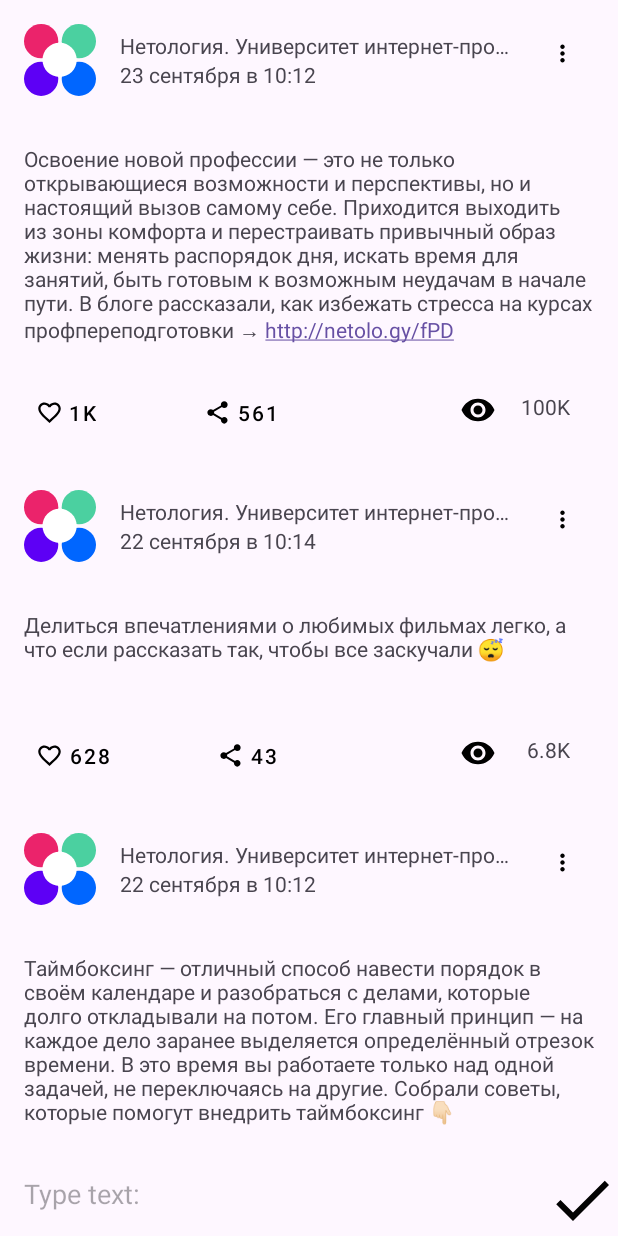
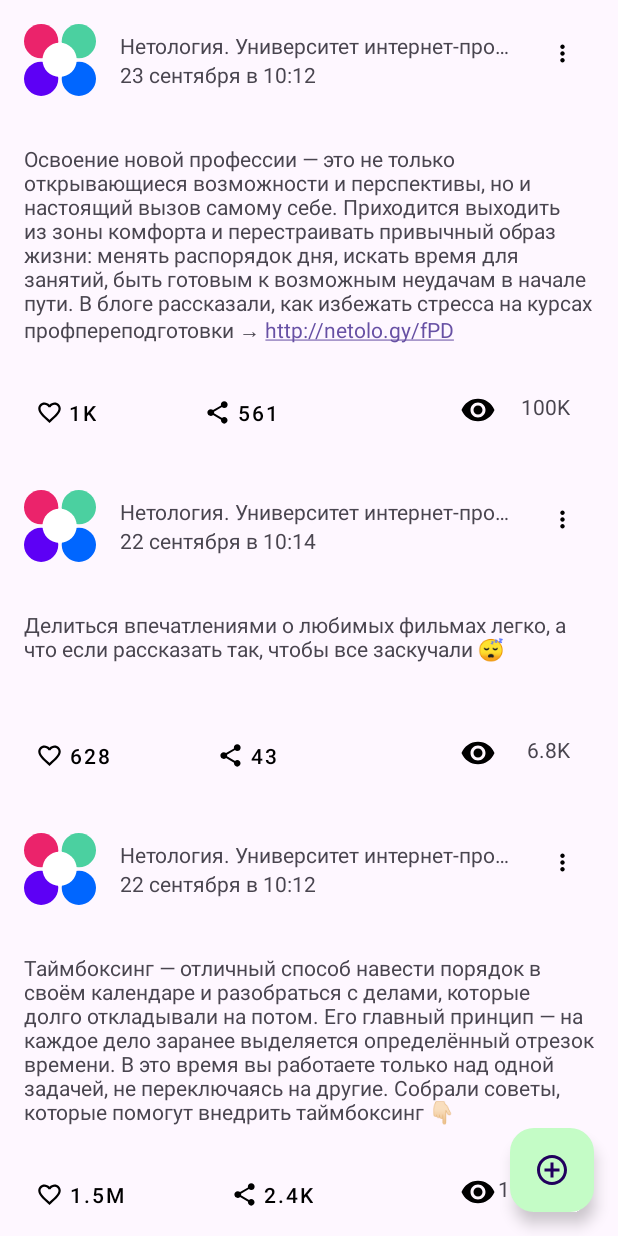
Before and after one commit to VnukovaPolina/NMedia, an Android app: the screen it shows after launch (MainActivity), on a phone screen of 412 x 824 dp. Run offline under Robolectric (Android 15) with nearby library versions, the phone set to English and light mode, and no system bars.

Commit message:
New post in new activity - done

```diff
--- a/app/src/main/java/ru/netology/nmedia/MainActivity.kt
+++ /dev/null
@@ -1,102 +0,0 @@
-package ru.netology.nmedia
-
-import android.os.Bundle
-import android.view.View
-import android.widget.Toast
-import androidx.activity.enableEdgeToEdge
-import androidx.activity.viewModels
-import androidx.appcompat.app.AppCompatActivity
-import ru.netology.nmedia.adapter.OnInteractionListener
-import ru.netology.nmedia.adapter.PostsAdapter
-import ru.netology.nmedia.databinding.ActivityMainBinding
-import ru.netology.nmedia.dto.Post
-import ru.netology.nmedia.viewmodel.PostViewModel
-
-class MainActivity : AppCompatActivity() {
-    override fun onCreate(savedInstanceState: Bundle?) {
-        super.onCreate(savedInstanceState)
-        val binding = ActivityMainBinding.inflate(layoutInflater)
-        setContentView(binding.root)
-
-        val viewModel: PostViewModel by viewModels()
-
-        val adapter = PostsAdapter(object : OnInteractionListener {
-            override fun onEdit(post: Post) {
-                viewModel.edit(post)
-            }
-
-            override fun onLike(post: Post) {
-                viewModel.likeById(post.id)
-            }
-
-            override fun onShare(post: Post) {
-                viewModel.shareById(post.id)
-            }
-
-            override fun onRemove(post: Post) {
-                viewModel.deleteById(post.id)
-            }
-        })
-
-        binding.list.adapter = adapter
-
-        viewModel.data.observe(this) { posts ->
-            val new = adapter.currentList.size < posts.size
-            adapter.submitList(posts) {
-                if (new) {
-                    binding.list.smoothScrollToPosition(0)
-                }
-            }
-        }
-
-        viewModel.edited.observe(this) { post ->
-            if (post.id == 0L) {
-                return@observe
-            }
-            with(binding.content) {
-                binding.editingModePanel.visibility = View.VISIBLE
-                requestFocus()
-                setText(post.content)
-            }
-        }
-
-        binding.save.setOnClickListener {
-            val text = binding.content.text.toString()
-            if (text.isBlank()) {
-                Toast.makeText(this, R.string.empty_content, Toast.LENGTH_LONG).show()
-                return@setOnClickListener
-            }
-            viewModel.saveContent(text)
-
-            binding.content.setText("")
-            binding.content.clearFocus()
-            if (binding.editingModePanel.visibility == View.VISIBLE) {
-                binding.editingModePanel.visibility = View.GONE
-            }
-        }
-
-        binding.undoEdit.setOnClickListener {
-            viewModel.undoEdit()
-            binding.editingModePanel.visibility = View.GONE
-            binding.content.setText("")
-            binding.content.clearFocus()
-        }
-    }
-}
-
-fun receiveStringFromNumber (num: Long) : String {
-    when (num) {
-        in 0..999  -> return num.toString()
-        in 1_000 .. 10_000 -> {
-            if (num % 1000 < 100) {
-                return (num.toInt() / 1000).toString() + "K"
-            }
-            else {
-                return (num.toInt() / 1000).toString() + "." + ((num % 1000)/100).toInt().toString() + "K"
-            }
-        }
-        in 10_001..999_999 -> return (num/1000).toInt().toString() + "K"
-        in 1_000_000..999_999_999 -> return (num/1_000_000).toInt().toString() + "." + ((num % 1_000_000)/100_000).toString() + "M"
-        else -> return ""
-    }
-}
--- /dev/null
+++ b/app/src/main/java/ru/netology/nmedia/activity/MainActivity.kt
@@ -0,0 +1,71 @@
+package ru.netology.nmedia.activity
+
+import android.os.Bundle
+import android.view.View
+import androidx.activity.viewModels
+import androidx.appcompat.app.AppCompatActivity
+import ru.netology.nmedia.R
+import ru.netology.nmedia.adapter.OnInteractionListener
+import ru.netology.nmedia.adapter.PostsAdapter
+import ru.netology.nmedia.databinding.ActivityMainBinding
+import ru.netology.nmedia.dto.Post
+import ru.netology.nmedia.viewmodel.PostViewModel
+import android.content.Intent
+import android.content.Intent.ACTION_SEND
+
+class MainActivity : AppCompatActivity() {
+    override fun onCreate(savedInstanceState: Bundle?) {
+        super.onCreate(savedInstanceState)
+        val binding = ActivityMainBinding.inflate(layoutInflater)
+        setContentView(binding.root)
+
+        val viewModel: PostViewModel by viewModels()
+
+        val newPostLauncher = registerForActivityResult(newPostContract) { content ->
+            content ?: return@registerForActivityResult
+            viewModel.changeContent(content)
+            viewModel.saveContent(content)
+        }
+
+        val adapter = PostsAdapter(object : OnInteractionListener {
+            override fun onEdit(post: Post) {
+                viewModel.edit(post)
+            }
+
+            override fun onLike(post: Post) {
+                viewModel.likeById(post.id)
+            }
+
+            override fun onShare(post: Post) {
+                val intent = Intent().apply {
+                    action = Intent.ACTION_SEND
+                    type = "text/plain"
+                    putExtra(Intent.EXTRA_TEXT, post.content)
+                }
+
+                val chooser = Intent.createChooser(intent, getString(R.string.chooser_share_post))
+                startActivity(chooser)
+            }
+
+            override fun onRemove(post: Post) {
+                viewModel.deleteById(post.id)
+            }
+        })
+
+        binding.list.adapter = adapter
+
+        viewModel.data.observe(this) { posts ->
+            val new = adapter.currentList.size < posts.size
+            adapter.submitList(posts) {
+                if (new) {
+                    binding.list.smoothScrollToPosition(0)
+                }
+            }
+        }
+
+        binding.add.setOnClickListener {
+            newPostLauncher.launch(Unit)
+        }
+
+    }
+}
--- a/app/src/main/java/ru/netology/nmedia/adapter/PostsAdapter.kt
+++ b/app/src/main/java/ru/netology/nmedia/adapter/PostsAdapter.kt
@@ -9,7 +9,7 @@ import androidx.recyclerview.widget.RecyclerView
 import ru.netology.nmedia.R
 import ru.netology.nmedia.databinding.PostCardBinding
 import ru.netology.nmedia.dto.Post
-import ru.netology.nmedia.receiveStringFromNumber
+
 
 interface OnInteractionListener {
     fun onLike(post: Post) {}
@@ -77,6 +77,26 @@ class PostViewHolder(
             viewsCount.text = receiveStringFromNumber(post.views)
         }
     }
+
+    fun receiveStringFromNumber(num: Long): String {
+        when (num) {
+            in 0..999 -> return num.toString()
+            in 1_000..10_000 -> {
+                if (num % 1000 < 100) {
+                    return (num.toInt() / 1000).toString() + "K"
+                } else {
+                    return (num.toInt() / 1000).toString() + "." + ((num % 1000) / 100).toInt()
+                        .toString() + "K"
+                }
+            }
+
+            in 10_001..999_999 -> return (num / 1000).toInt().toString() + "K"
+            in 1_000_000..999_999_999 -> return (num / 1_000_000).toInt()
+                .toString() + "." + ((num % 1_000_000) / 100_000).toString() + "M"
+
+            else -> return ""
+        }
+    }
 }
 
 
--- /dev/null
+++ b/app/src/main/res/drawable/baseline_add_circle_outline_24.xml
@@ -0,0 +1,5 @@
+<vector xmlns:android="http://schemas.android.com/apk/res/android" android:height="24dp" android:tint="#030303" android:viewportHeight="24" android:viewportWidth="24" android:width="24dp">
+
+    <path android:fillColor="@android:color/white" android:pathData="M13,7h-2v4L7,11v2h4v4h2v-4h4v-2h-4L13,7zM12,2C6.48,2 2,6.48 2,12s4.48,10 10,10 10,-4.48 10,-10S17.52,2 12,2zM12,20c-4.41,0 -8,-3.59 -8,-8s3.59,-8 8,-8 8,3.59 8,8 -3.59,8 -8,8z"/>
+
+</vector>
--- a/app/src/main/res/layout/activity_main.xml
+++ b/app/src/main/res/layout/activity_main.xml
@@ -4,91 +4,68 @@
     xmlns:tools="http://schemas.android.com/tools"
     android:layout_width="match_parent"
     android:layout_height="match_parent"
-    tools:context="MainActivity">
+    tools:context=".activity.MainActivity">
     <androidx.recyclerview.widget.RecyclerView
         android:id="@+id/list"
         android:layout_width="match_parent"
         android:layout_height="0dp"
         app:layoutManager="androidx.recyclerview.widget.LinearLayoutManager"
         app:layout_constraintTop_toTopOf="parent"
-        app:layout_constraintBottom_toTopOf="@id/content"
         tools:listitem="@layout/post_card"
         />
-    <androidx.constraintlayout.widget.Barrier
-        android:id="@+id/toolsTop"
+
+    <com.google.android.material.floatingactionbutton.FloatingActionButton
+        android:id="@+id/add"
         android:layout_width="wrap_content"
         android:layout_height="wrap_content"
-        app:barrierDirection="top"
-        app:constraint_referenced_ids="content,save" />
+        android:contentDescription="@string/add_post"
+        app:layout_constraintBottom_toBottomOf="parent"
+        app:layout_constraintEnd_toEndOf="parent"
+        android:layout_marginEnd="@dimen/standart_padding"
+        android:layout_marginBottom="@dimen/standart_padding"
+        android:backgroundTint="@color/add_background"
+        app:srcCompat="@drawable/baseline_add_circle_outline_24" />
 
-    <EditText
-        android:id="@+id/content"
-        android:layout_width="match_parent"
-        android:layout_height="wrap_content"
-        android:background="@android:color/transparent"
-        android:hint="@string/post_text"
-        android:importantForAutofill="no"
-        android:inputType="textMultiLine"
-        android:padding="@dimen/standart_padding"
-        app:layout_constraintBottom_toBottomOf="parent"
-        app:layout_constraintEnd_toStartOf="@id/save"
-        app:layout_constraintStart_toStartOf="parent"
-        app:layout_constraintTop_toTopOf="@id/toolsTop"
-        app:layout_constraintVertical_bias="0.0" />
+<!--    <RelativeLayout-->
+<!--        android:id="@+id/editingModePanel"-->
+<!--        android:layout_width="match_parent"-->
+<!--        android:layout_height="wrap_content"-->
+<!--        android:orientation="horizontal"-->
+<!--        app:layout_constraintBottom_toTopOf="@id/toolsTop"-->
+<!--        android:background="@color/white"-->
+<!--        android:visibility="gone"-->
+<!--        >-->
 
-    <ImageButton
-        android:id="@+id/save"
-        android:layout_width="wrap_content"
-        android:layout_height="wrap_content"
-        android:layout_marginTop="@dimen/standart_padding"
-        android:background="@android:color/transparent"
-        android:contentDescription="@string/description_post_save"
-        app:layout_constraintEnd_toEndOf="parent"
-        app:layout_constraintBottom_toBottomOf="parent"
-        app:srcCompat="@drawable/save_icon"
-        />
+<!--        <ImageView-->
+<!--            android:id="@+id/editPreviewIcon"-->
+<!--            android:layout_width="wrap_content"-->
+<!--            android:layout_height="wrap_content"-->
+<!--            app:srcCompat="@drawable/edit_preview"-->
+<!--            android:layout_marginStart="@dimen/standart_padding"-->
+<!--            android:layout_alignParentStart="true"-->
+<!--            android:layout_centerVertical="true"-->
+<!--        />-->
 
+<!--        <TextView-->
+<!--            android:layout_width="match_parent"-->
+<!--            android:layout_height="wrap_content"-->
+<!--            android:text="@string/editingModeDescription"-->
+<!--            android:textSize="16sp"-->
+<!--            android:textColor="@color/blue_for_edit"-->
+<!--            android:layout_alignParentStart="true"-->
+<!--            android:layout_centerVertical="true"-->
+<!--            android:layout_marginStart="72dp"-->
+<!--            />-->
 
-    <RelativeLayout
-        android:id="@+id/editingModePanel"
-        android:layout_width="match_parent"
-        android:layout_height="wrap_content"
-        android:orientation="horizontal"
-        app:layout_constraintBottom_toTopOf="@id/toolsTop"
-        android:background="@color/white"
-        android:visibility="gone"
-        >
-
-        <ImageView
-            android:id="@+id/editPreviewIcon"
-            android:layout_width="wrap_content"
-            android:layout_height="wrap_content"
-            app:srcCompat="@drawable/edit_preview"
-            android:layout_marginStart="@dimen/standart_padding"
-            android:layout_alignParentStart="true"
-            android:layout_centerVertical="true"
-        />
-
-        <TextView
-            android:layout_width="match_parent"
-            android:layout_height="wrap_content"
-            android:text="@string/editingModeDescription"
-            android:textSize="16sp"
-            android:textColor="@color/blue_for_edit"
-            android:layout_alignParentStart="true"
-            android:layout_centerVertical="true"
-            android:layout_marginStart="72dp"
-            />
-
-        <ImageButton
-            android:id="@+id/undoEdit"
-            android:layout_width="wrap_content"
-            android:layout_height="wrap_content"
-            android:background="@color/white"
-            android:layout_alignParentEnd="true"
-            app:srcCompat="@drawable/close"
-        />
-    </RelativeLayout>
+<!--        <ImageButton-->
+<!--            android:id="@+id/undoEdit"-->
+<!--            android:layout_width="wrap_content"-->
+<!--            android:layout_height="wrap_content"-->
+<!--            android:background="@color/white"-->
+<!--            android:layout_alignParentEnd="true"-->
+<!--            app:srcCompat="@drawable/close"-->
+<!--        />-->
+<!--    </RelativeLayout>-->
 
 
 </androidx.constraintlayout.widget.ConstraintLayout>
--- a/app/src/main/res/values/colors.xml
+++ b/app/src/main/res/values/colors.xml
@@ -5,4 +5,5 @@
     <color name="blue_for_edit">#04439B</color>
     <color name="like_tint" />
     <color name="red">#DD0F00</color>
+    <color name="add_background">#C4FCC6</color>
 </resources>
--- a/app/src/main/res/values/strings.xml
+++ b/app/src/main/res/values/strings.xml
@@ -17,4 +17,6 @@
     <string name="post_text">Type text:</string>
     <string name="edit_post">Edit post</string>
     <string name="editingModeDescription">Editing mode</string>
+    <string name="chooser_share_post">Share post text</string>
+    <string name="add_post">Add new post</string>
 </resources>
--- a/gradle/libs.versions.toml
+++ b/gradle/libs.versions.toml
@@ -1,5 +1,5 @@
 [versions]
-agp = "8.5.2"
+agp = "8.9.0"
 kotlin = "1.9.0"
 coreKtx = "1.13.1"
 junit = "4.13.2"
```
Also changed, not shown: app/src/main/AndroidManifest.xml (+8 -1 lines), app/src/main/java/ru/netology/nmedia/activity/IntentHandlerActivity.kt (added, +37 -0 lines), app/src/main/java/ru/netology/nmedia/activity/NewPost.kt (added, +34 -0 lines), app/src/main/java/ru/netology/nmedia/viewmodel/PostViewModel.kt (+8 -0 lines), app/src/main/res/layout/activity_intent_handler.xml (added, +10 -0 lines), app/src/main/res/layout/activity_new_post.xml (added, +37 -0 lines), app/src/main/res/layout/activity_new_post2.xml (added, +37 -0 lines), gradle/wrapper/gradle-wrapper.properties, 1 other file.
